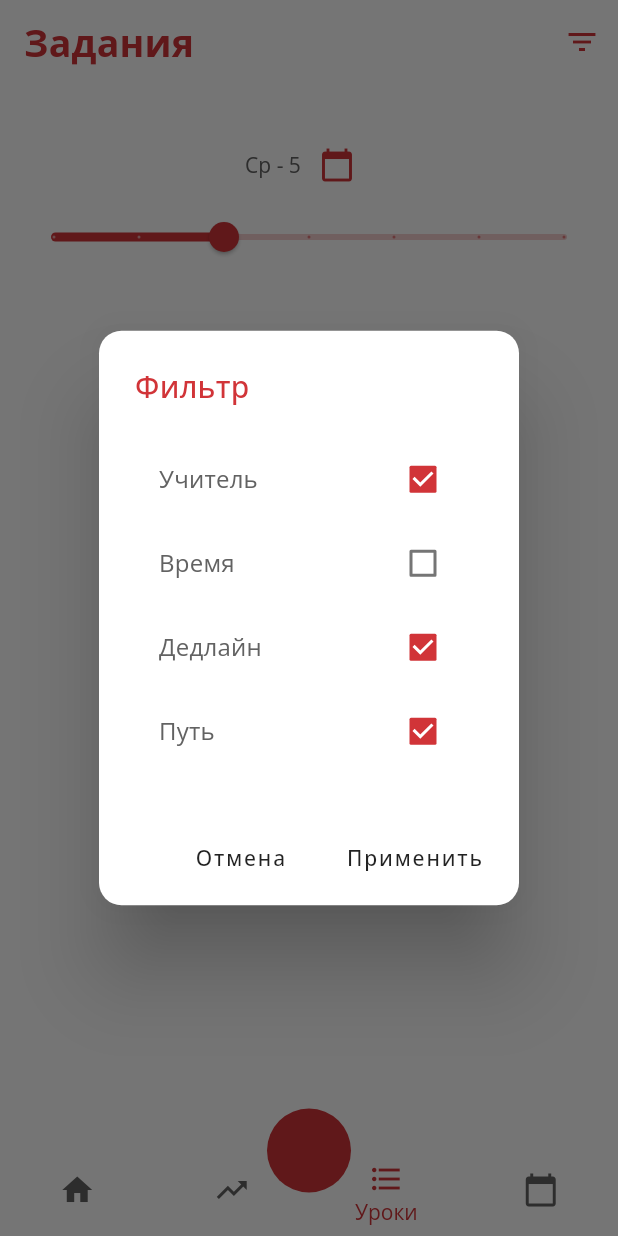
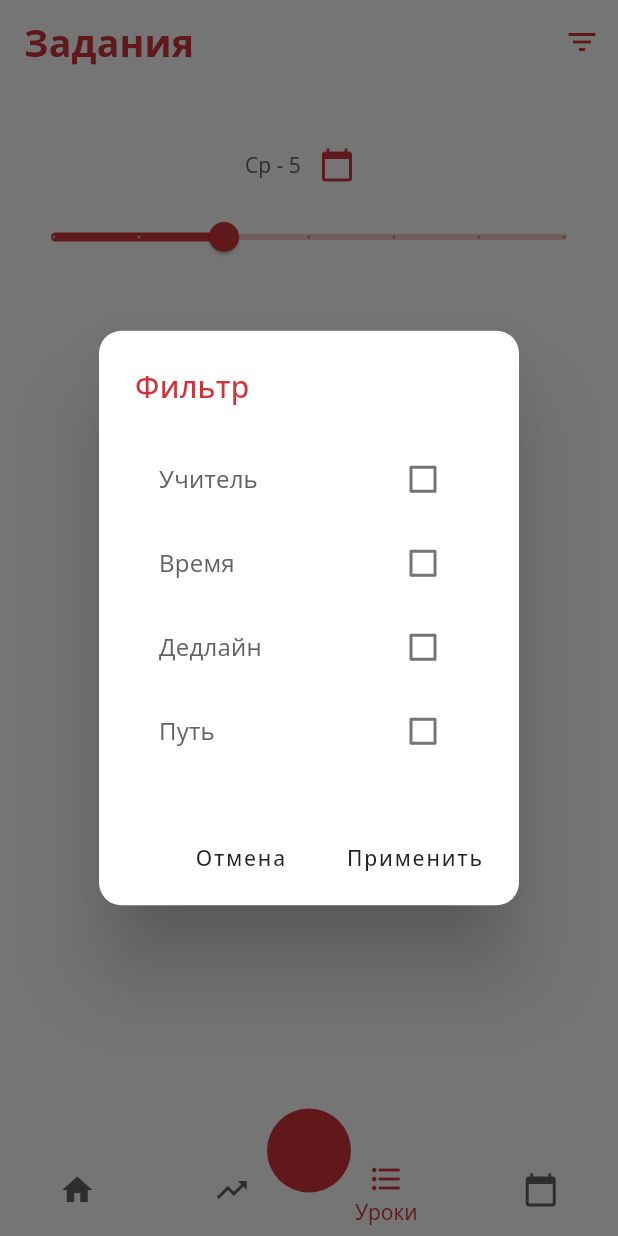
Before and after one commit to chashkovdaniil/diaryschool, a Flutter app: the screen it shows after launch, item 3 of the bottom bar chosen, after a tap on the "filter list" icon, on a phone screen of 412 x 824 dp. Run offline on Flutter 3.47's test engine with Material 2 defaults, Android fonts, the phone set to English and light mode, and no system bars; our stand-ins replace equatable, flutter_bloc, google_fonts, hive, hive_flutter, in_app_purchase; accounts and stored records are empty; generated files the repository leaves out were written again.

Commit message:
feat: add filter; feat: add SettingsProvider;

```diff
--- a/lib/main.dart
+++ b/lib/main.dart
@@ -4,6 +4,7 @@ import 'package:diaryschool/models/homework.dart';
 import 'package:diaryschool/models/subject.dart';
 import 'package:diaryschool/models/teacher.dart';
 import 'package:diaryschool/provider/HomeworkProvider.dart';
+import 'package:diaryschool/provider/SettingsProvider.dart';
 import 'package:diaryschool/provider/SubjectProvider.dart';
 import 'package:diaryschool/provider/TeacherProvider.dart';
 import 'package:diaryschool/screens/failure/failure_screen.dart';
@@ -34,12 +35,14 @@ Future<void> main() async {
   final Box<Teacher> teachers = await Hive.openBox<Teacher>('teachers');
   final Box<Subject> subjects = await Hive.openBox<Subject>('subjects');
   final Box<Homework> homeworks = await Hive.openBox<Homework>('homeworks');
+  final Box settings = await Hive.openBox('settings');
 
   InAppPurchaseConnection.enablePendingPurchases();
   runApp(DiarySchoolApp(
     teachers: teachers,
     subjects: subjects,
     homeworks: homeworks,
+    settings: settings,
   ));
 }
 
@@ -47,12 +50,14 @@ class DiarySchoolApp extends StatelessWidget {
   final Box<Teacher> teachers;
   final Box<Subject> subjects;
   final Box<Homework> homeworks;
+  final Box settings;
 
   DiarySchoolApp({
     Key key,
     this.teachers,
     this.subjects,
     this.homeworks,
+    this.settings,
   }) : super(key: key);
 
   @override
@@ -67,6 +72,9 @@ class DiarySchoolApp extends StatelessWidget {
         ),
         ChangeNotifierProvider<HomeworkProvider>(
           create: (context) => HomeworkProvider(homeworks),
+        ),
+        ChangeNotifierProvider<SettingsProvider>(
+          create: (context) => SettingsProvider(settings),
         ),
       ],
       child: MaterialApp(
@@ -188,9 +196,6 @@ class DiarySchoolApp extends StatelessWidget {
           ),
         ),
         theme: ThemeData(
-          // floatingActionButtonTheme: FloatingActionButtonThemeData(
-
-          // ),
           appBarTheme: AppBarTheme(
             color: Colors.white,
             elevation: 0,
@@ -207,7 +212,6 @@ class DiarySchoolApp extends StatelessWidget {
               ),
             ),
           ),
-          accentColor: Colors.white,
           dialogTheme: DialogTheme(
             shape: RoundedRectangleBorder(
               borderRadius: kBorderRadius,
@@ -224,6 +228,7 @@ class DiarySchoolApp extends StatelessWidget {
           ),
           primarySwatch: kColorRed,
           secondaryHeaderColor: kColorRed.shade700,
+          accentColor: Colors.white,
           primaryColor: kColorRed.shade700,
           fontFamily: GoogleFonts.getFont('Open Sans').fontFamily,
           textTheme: TextTheme(
--- /dev/null
+++ b/lib/provider/SettingsProvider.dart
@@ -0,0 +1,42 @@
+import 'package:flutter/material.dart';
+import 'package:hive/hive.dart';
+
+class SettingsProvider extends ChangeNotifier {
+  Box _values;
+
+  SettingsProvider(Box values) {
+    _values = values;
+  }
+
+  Map<String, bool> get filter => {
+        'teacher': _values.get(
+          'filterTeacher',
+          defaultValue: false,
+        ) as bool,
+        'time': _values.get(
+          'filterTime',
+          defaultValue: false,
+        ) as bool,
+        'route': _values.get(
+          'filterDeadline',
+          defaultValue: false,
+        ) as bool,
+        'deadline': _values.get(
+          'filterRoute',
+          defaultValue: false,
+        ) as bool,
+      };
+
+  Future<bool> setFilter(Map<String, bool> filter) async {
+    try {
+      await _values.put('filterTeacher', filter['teacher']);
+      await _values.put('filterTime', filter['time']);
+      await _values.put('filterDeadline', filter['deadline']);
+      await _values.put('filterRoute', filter['route']);
+      notifyListeners();
+      return true;
+    } catch (e) {
+      return false;
+    }
+  }
+}
--- a/lib/screens/tasks/tasks_screen.dart
+++ b/lib/screens/tasks/tasks_screen.dart
@@ -4,6 +4,7 @@ import 'package:diaryschool/common_widgets/card_widget.dart';
 import 'package:diaryschool/common_widgets/custom_material_button.dart';
 import 'package:diaryschool/models/homework.dart';
 import 'package:diaryschool/provider/HomeworkProvider.dart';
+import 'package:diaryschool/provider/SettingsProvider.dart';
 import 'package:diaryschool/screens/tasks/widgets/filter_dialog.dart';
 import 'package:diaryschool/utilities/constants.dart';
 import 'package:flutter/material.dart';
@@ -18,17 +19,17 @@ class TasksScreen extends StatefulWidget {
 }
 
 class _TasksScreenState extends State<TasksScreen> {
-  final List<String> daysOfWeek = ["Пн", "Вт", "Ср", "Чт", "Пт", "Сб", "Вс"];
+  Map<String, bool> _filter;
   DateTime currentDate = DateTime.now();
   int currentWeekday;
+  final List<String> daysOfWeek = ["Пн", "Вт", "Ср", "Чт", "Пт", "Сб", "Вс"];
   final DateTime firstDayOfCurrentDate =
       DateTime.now().add(Duration(days: -DateTime.now().weekday + 1));
-  final Map<String, bool> filter = {
-    'teacher': true,
-    'route': true,
-    'deadline': true,
-    'time': false,
-  };
+
+  @override
+  void didChangeDependencies() {
+    super.didChangeDependencies();
+  }
 
   @override
   void initState() {
@@ -47,6 +48,8 @@ class _TasksScreenState extends State<TasksScreen> {
       }
       return false;
     }).toList();
+    _filter =
+        Provider.of<SettingsProvider>(context).filter;
 
     return Scaffold(
       appBar: AppBar(
@@ -57,7 +60,7 @@ class _TasksScreenState extends State<TasksScreen> {
               showDialog(
                 context: context,
                 builder: (context) => FilterDialog(
-                  filter: filter,
+                  filter: _filter,
                 ),
               );
             },
@@ -129,7 +132,7 @@ class _TasksScreenState extends State<TasksScreen> {
               itemBuilder: (context, index) {
                 return CardWidget(
                   key: ValueKey(_homeworks[index].date.millisecondsSinceEpoch),
-                  filter: filter,
+                  filter: _filter,
                   homework: _homeworks[index],
                   index: index,
                 );
--- a/lib/screens/tasks/widgets/filter_dialog.dart
+++ b/lib/screens/tasks/widgets/filter_dialog.dart
@@ -1,8 +1,15 @@
+import 'dart:developer';
+
+import 'package:diaryschool/provider/SettingsProvider.dart';
 import 'package:flutter/material.dart';
+import 'package:provider/provider.dart';
 
 class FilterDialog extends StatefulWidget {
-  final Map<String, bool> filter;
-  FilterDialog({Key key, this.filter}) : super(key: key);
+  Map<String, bool> filter;
+  FilterDialog({
+    Key key,
+    @required this.filter,
+  }) : super(key: key);
   @override
   State<StatefulWidget> createState() => _FilterDialogState();
 }
@@ -10,28 +17,27 @@ class FilterDialog extends StatefulWidget {
 class _FilterDialogState extends State<FilterDialog> {
   @override
   Widget build(BuildContext context) {
-
     return AlertDialog(
       title: const Text('Фильтр'),
-      content: SingleChildScrollView(
-        child: Column(
-          mainAxisSize: MainAxisSize.min,
+      content: ListView(
+        shrinkWrap: true,
         children: <Widget>[
           ListTile(
             title: const Text('Учитель'),
             trailing: Checkbox(
               value: widget.filter['teacher'],
+              activeColor: Theme.of(context).primaryColor,
               onChanged: (val) {
-                  setState(() {
                 widget.filter['teacher'] = val;
-                  });
+                setState(() {});
               },
             ),
           ),
           ListTile(
             title: const Text('Время'),
             trailing: Checkbox(
-                value: widget.filter['time'],
+              value:  widget.filter['time'],
+              activeColor: Theme.of(context).primaryColor,
               onChanged: (val) {
                 setState(() {
                    widget.filter['time'] = val;
@@ -42,7 +48,8 @@ class _FilterDialogState extends State<FilterDialog> {
           ListTile(
             title: const Text('Дедлайн'),
             trailing: Checkbox(
-                value: widget.filter['deadline'],
+              value:  widget.filter['deadline'],
+              activeColor: Theme.of(context).primaryColor,
               onChanged: (val) {
                 setState(() {
                    widget.filter['deadline'] = val;
@@ -53,7 +60,8 @@ class _FilterDialogState extends State<FilterDialog> {
           ListTile(
             title: const Text('Путь'),
             trailing: Checkbox(
-                value: widget.filter['route'],
+              value:  widget.filter['route'],
+              activeColor: Theme.of(context).primaryColor,
               onChanged: (val) {
                 setState(() {
                    widget.filter['route'] = val;
@@ -63,14 +71,16 @@ class _FilterDialogState extends State<FilterDialog> {
           ),
         ],
       ),
-      ),
       actions: [
         FlatButton(
           onPressed: () => Navigator.pop(context),
           child: const Text('Отмена'),
         ),
         FlatButton(
-          onPressed: () {},
+          onPressed: () {
+            context.read<SettingsProvider>().setFilter(widget.filter);
+            Navigator.pop(context);
+          },
           child: const Text('Применить'),
         ),
       ],
```
Also changed, not shown: 1 other file. Lines whose indentation alone changed are shown as unchanged.
